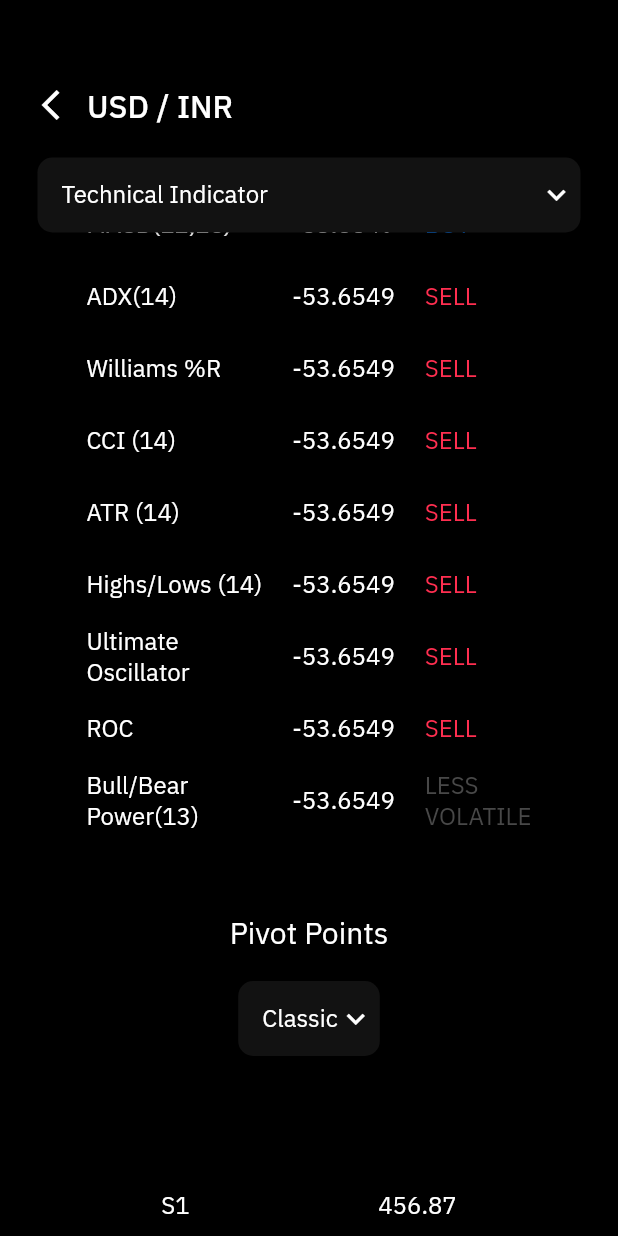
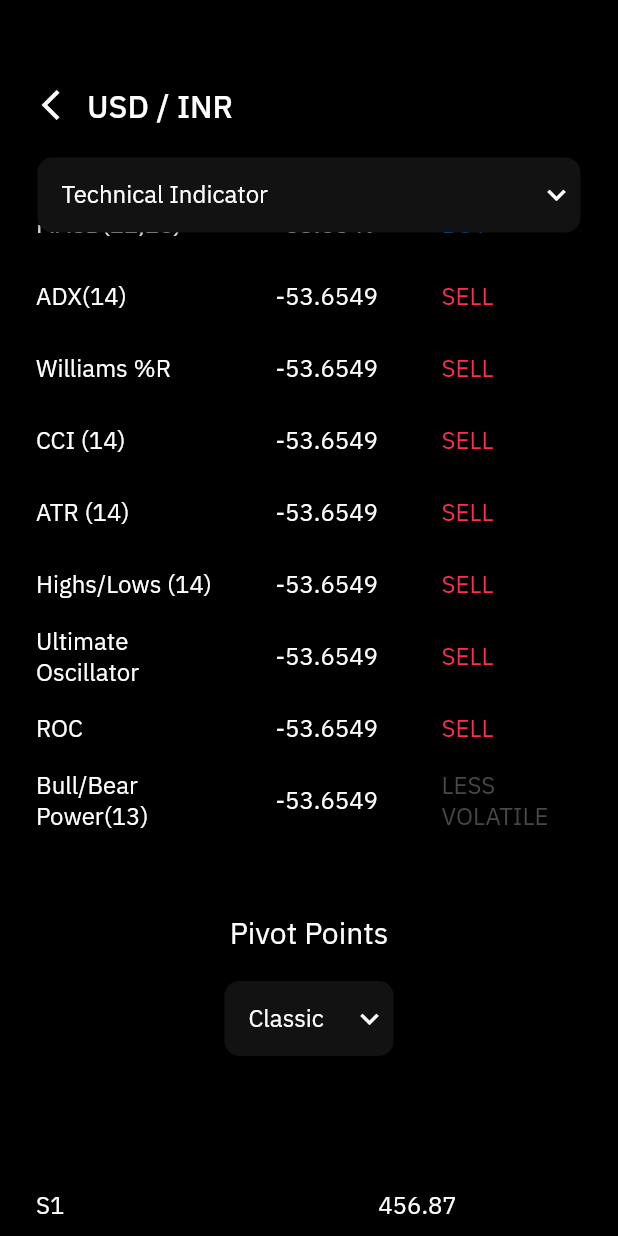
Before and after one commit to webclinic017/Technical-Indicator, a Flutter app: the screen it shows after launch, scrolled down 1728 dp, on a phone screen of 412 x 824 dp. Run offline on Flutter 3.47's test engine with Material 2 defaults, Android fonts, the phone set to English and light mode, and no system bars.

Commit message:
Made DataTable responsive

```diff
--- a/lib/dataCenter.dart
+++ b/lib/dataCenter.dart
@@ -6,7 +6,7 @@ List barItemsList = [
 
 List maItemsList = [
   {'id': '1', 'name': 'Exponential'},
-  {'id': '2', 'name': 'Expo'},
+  {'id': '2', 'name': 'Simple'},
 ];
 
 List<String> maColumnItems = ['Period', 'Value', 'Type'];
@@ -41,7 +41,11 @@ List technicalIndicatorList = [
 ];
 
 List ppItems = [
-  {'id': '1', 'name': 'Classic'}
+  {'id': '1', 'name': 'Classic'},
+  {'id': '2', 'name': 'Fibonacci'},
+  {'id': '3', 'name': 'Camarilla'},
+  {'id': '4', 'name': 'Woodie\'s'},
+  {'id': '5', 'name': 'DeMark\'s'}
 ];
 List<String> ppColumnItems = ['', ''];
 List ppList = [
@@ -49,7 +53,7 @@ List ppList = [
   {'name': 'S2', 'value': 456.87},
   {'name': 'S3', 'value': 456.87},
   {'name': 'Pivot Points', 'value': 456.87},
-  {'name': 'r1', 'value': 456.87},
+  {'name': 'R 1', 'value': 456.87},
   {'name': 'R2', 'value': 456.87},
   {'name': 'R3', 'value': 456.87},
 ];
--- a/lib/screens/pivotPoint.dart
+++ b/lib/screens/pivotPoint.dart
@@ -48,10 +48,13 @@ class _PivotPointState extends State<PivotPoint> {
   }
 
   Widget buildDataTable() {
-    return DataTable(
-      columnSpacing: 60,
-      columns: getColumns(),
-      rows: getRows(),
+    return Container(
+      width: double.infinity,
+      child: DataTable(
+        columnSpacing: 60,
+        columns: getColumns(),
+        rows: getRows(),
+      ),
     );
   }
 
--- a/lib/screens/ti.dart
+++ b/lib/screens/ti.dart
@@ -57,11 +57,15 @@ class _TechnicalIndicatorState extends State<TechnicalIndicator> {
   }
 
   Widget buildDataTable() {
-    return DataTable(
-      columnSpacing: 20,
-      headingRowColor: MaterialStateColor.resolveWith((states) => bgContainer),
-      columns: getColumns(),
-      rows: getRows(),
+    return Container(
+      width: double.infinity,
+      child: DataTable(
+        columnSpacing: 20,
+        headingRowColor:
+            MaterialStateColor.resolveWith((states) => bgContainer),
+        columns: getColumns(),
+        rows: getRows(),
+      ),
     );
   }
 
```
Also changed, not shown: lib/screens/average.dart (+8 -4 lines).
